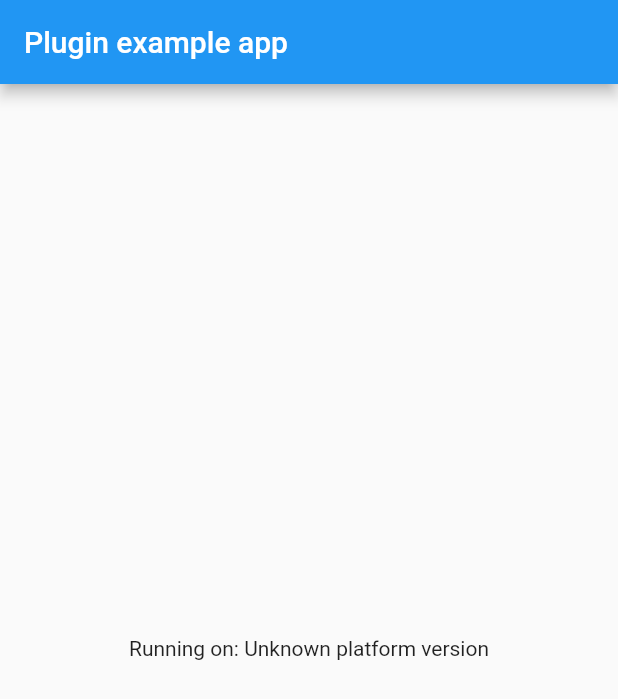
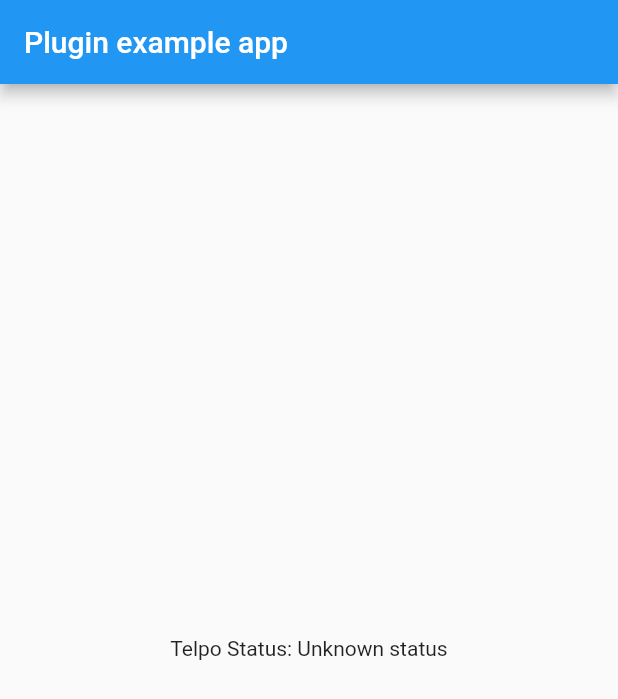
Before and after one commit to aljanshere/telpo-flutter-sdk, a Flutter app: the screen it shows after launch, on a phone screen of 412 x 824 dp. Shown: the top 699 px of the screen. Run offline on Flutter 3.47's test engine with Material 2 defaults, Android fonts, the phone set to English and light mode, and no system bars.

Commit message:
telpo sdk initial commit

```diff
--- a/example/lib/main.dart
+++ b/example/lib/main.dart
@@ -16,7 +16,7 @@ class MyApp extends StatefulWidget {
 }
 
 class _MyAppState extends State<MyApp> {
-  String _platformVersion = 'Unknown';
+  String _telpoStatus = 'Unknown';
   final _telpoSdkFlutterPlugin = TelpoSdkFlutter();
 
   @override
@@ -27,23 +27,22 @@ class _MyAppState extends State<MyApp> {
 
   // Platform messages are asynchronous, so we initialize in an async method.
   Future<void> initPlatformState() async {
-    String platformVersion;
+    String telpoStatus;
     // Platform messages may fail, so we use a try/catch PlatformException.
     // We also handle the message potentially returning null.
     try {
-      platformVersion =
-          await _telpoSdkFlutterPlugin.getPlatformVersion() ?? 'Unknown platform version';
+      telpoStatus =
+          await _telpoSdkFlutterPlugin.checkStatus() ?? 'Unknown status';
     } on PlatformException {
-      platformVersion = 'Failed to get platform version.';
+      telpoStatus = 'Failed to get status.';
     }
-
     // If the widget was removed from the tree while the asynchronous platform
     // message was in flight, we want to discard the reply rather than calling
     // setState to update our non-existent appearance.
     if (!mounted) return;
 
     setState(() {
-      _platformVersion = platformVersion;
+      _telpoStatus = telpoStatus;
     });
   }
 
@@ -55,7 +54,7 @@ class _MyAppState extends State<MyApp> {
           title: const Text('Plugin example app'),
         ),
         body: Center(
-          child: Text('Running on: $_platformVersion\n'),
+          child: Text('Telpo Status: $_telpoStatus\n'),
         ),
       ),
     );
--- /dev/null
+++ b/lib/src/model/print_data.dart
@@ -0,0 +1,33 @@
+import 'package:telpo_sdk_flutter/telpo_sdk_flutter.dart';
+
+class PrintData<T> {
+  final T data;
+  final PrintType type;
+  final double? width;
+  final double? height;
+  final PrintAlignment? alignment;
+  final PrintedFontSize? fontSize;
+
+  const PrintData({
+    required this.type,
+    required this.data,
+    this.width,
+    this.height,
+    this.alignment,
+    this.fontSize,
+  });
+
+  Map<String, dynamic> toJson() => {
+    "data": data,
+    "width": width,
+    "height": height,
+    "alignment": alignment?.name,
+    "type": type.name,
+    "fontSize": fontSize?.name,
+  };
+
+  @override
+  String toString() {
+    return 'PrintModel(data: $data, width: $width, height: $height, alignment: $alignment, type: $type, fontSize: $fontSize)';
+  }
+}
--- /dev/null
+++ b/lib/src/telpo_sdk.dart
@@ -0,0 +1,32 @@
+import 'package:flutter/services.dart';
+import 'package:telpo_sdk_flutter/telpo_sdk_flutter.dart';
+
+class TelpoSdkFlutter {
+  late MethodChannel _platform;
+
+  final String _channelName = 'me.aljan.telpo_sdk_flutter/telpo';
+
+  TelpoSdkFlutter() {
+    _platform = MethodChannel(_channelName);
+  }
+
+  Future<String?> checkStatus() {
+    return _platform.invokeMethod('checkStatus');
+  }
+
+  Future<bool?> connect() {
+    return _platform.invokeMethod('connect');
+  }
+
+  Future<bool?> disconnect() {
+    return _platform.invokeMethod('disconnect');
+  }
+
+  Future<bool?> isConnected() {
+    return _platform.invokeMethod('isConnected');
+  }
+
+  Future<bool?> print(List<PrintData> data) {
+    return _platform.invokeMethod('print', {"data": data.toJson()});
+  }
+}
--- /dev/null
+++ b/lib/src/utils/enums.dart
@@ -0,0 +1,5 @@
+enum PrintType { byte, text, pdf, qr, walkPaper }
+
+enum PrintAlignment { left, center, right }
+
+enum PrintedFontSize { size18, size24, size34, size44, size54, size64 }
--- a/lib/telpo_sdk_flutter_method_channel.dart
+++ /dev/null
@@ -1,17 +0,0 @@
-import 'package:flutter/foundation.dart';
-import 'package:flutter/services.dart';
-
-import 'telpo_sdk_flutter_platform_interface.dart';
-
-/// An implementation of [TelpoSdkFlutterPlatform] that uses method channels.
-class MethodChannelTelpoSdkFlutter extends TelpoSdkFlutterPlatform {
-  /// The method channel used to interact with the native platform.
-  @visibleForTesting
-  final methodChannel = const MethodChannel('telpo_sdk_flutter');
-
-  @override
-  Future<String?> getPlatformVersion() async {
-    final version = await methodChannel.invokeMethod<String>('getPlatformVersion');
-    return version;
-  }
-}
--- a/lib/telpo_sdk_flutter_platform_interface.dart
+++ /dev/null
@@ -1,29 +0,0 @@
-import 'package:plugin_platform_interface/plugin_platform_interface.dart';
-
-import 'telpo_sdk_flutter_method_channel.dart';
-
-abstract class TelpoSdkFlutterPlatform extends PlatformInterface {
-  /// Constructs a TelpoSdkFlutterPlatform.
-  TelpoSdkFlutterPlatform() : super(token: _token);
-
-  static final Object _token = Object();
-
-  static TelpoSdkFlutterPlatform _instance = MethodChannelTelpoSdkFlutter();
-
-  /// The default instance of [TelpoSdkFlutterPlatform] to use.
-  ///
-  /// Defaults to [MethodChannelTelpoSdkFlutter].
-  static TelpoSdkFlutterPlatform get instance => _instance;
-
-  /// Platform-specific implementations should set this with their own
-  /// platform-specific class that extends [TelpoSdkFlutterPlatform] when
-  /// they register themselves.
-  static set instance(TelpoSdkFlutterPlatform instance) {
-    PlatformInterface.verifyToken(instance, _token);
-    _instance = instance;
-  }
-
-  Future<String?> getPlatformVersion() {
-    throw UnimplementedError('platformVersion() has not been implemented.');
-  }
-}
```
Also changed, not shown: lib/src/model/print_text.dart (added, +9 -0 lines), lib/src/model/walkpaper.dart (added, +7 -0 lines), lib/src/utils/extensions.dart (added, +13 -0 lines), lib/telpo_sdk_flutter.dart (+7 -7 lines), pubspec.yaml (+0 -48 lines), example/pubspec.lock, 115 other files.
